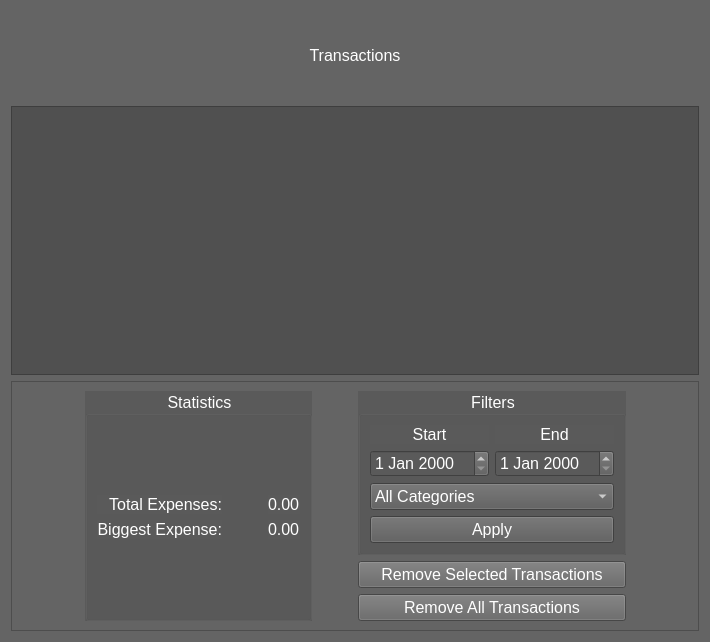
Above: gui/transactions_window.ui from kkonsw/expense-tracker before the change. Below: the same form after it.
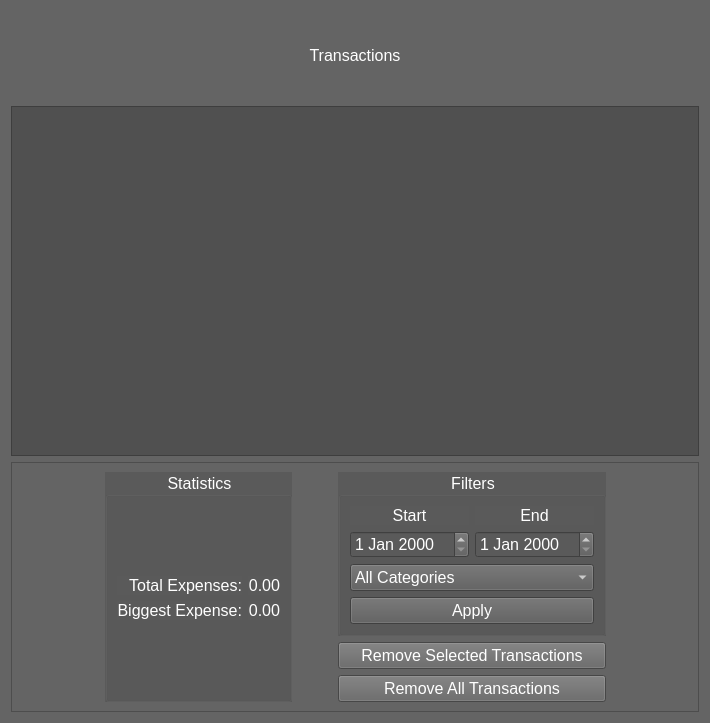
That is the form after the change.

What changed in the file:
```diff
--- a/gui/transactions_window.ui
+++ b/gui/transactions_window.ui
@@ -7,7 +7,7 @@
     <x>0</x>
     <y>0</y>
     <width>710</width>
-    <height>642</height>
+    <height>723</height>
    </rect>
   </property>
   <property name="sizePolicy">
@@ -99,7 +99,7 @@
      <property name="frameShadow">
       <enum>QFrame::Raised</enum>
      </property>
-     <layout class="QHBoxLayout" name="horizontalLayout_3" stretch="2,0,0,0,2">
+     <layout class="QHBoxLayout" name="horizontalLayout_3" stretch="2,1,0,1,2">
       <item>
        <spacer name="horizontalSpacer">
         <property name="orientation">
@@ -216,6 +216,9 @@
                  <property name="text">
                   <string>0.00</string>
                  </property>
+                 <property name="alignment">
+                  <set>Qt::AlignRight|Qt::AlignTrailing|Qt::AlignVCenter</set>
+                 </property>
                 </widget>
                </item>
                <item>
@@ -231,6 +234,9 @@
                  <property name="text">
                   <string>0.00</string>
                  </property>
+                 <property name="alignment">
+                  <set>Qt::AlignRight|Qt::AlignTrailing|Qt::AlignVCenter</set>
+                 </property>
                 </widget>
                </item>
               </layout>
```
